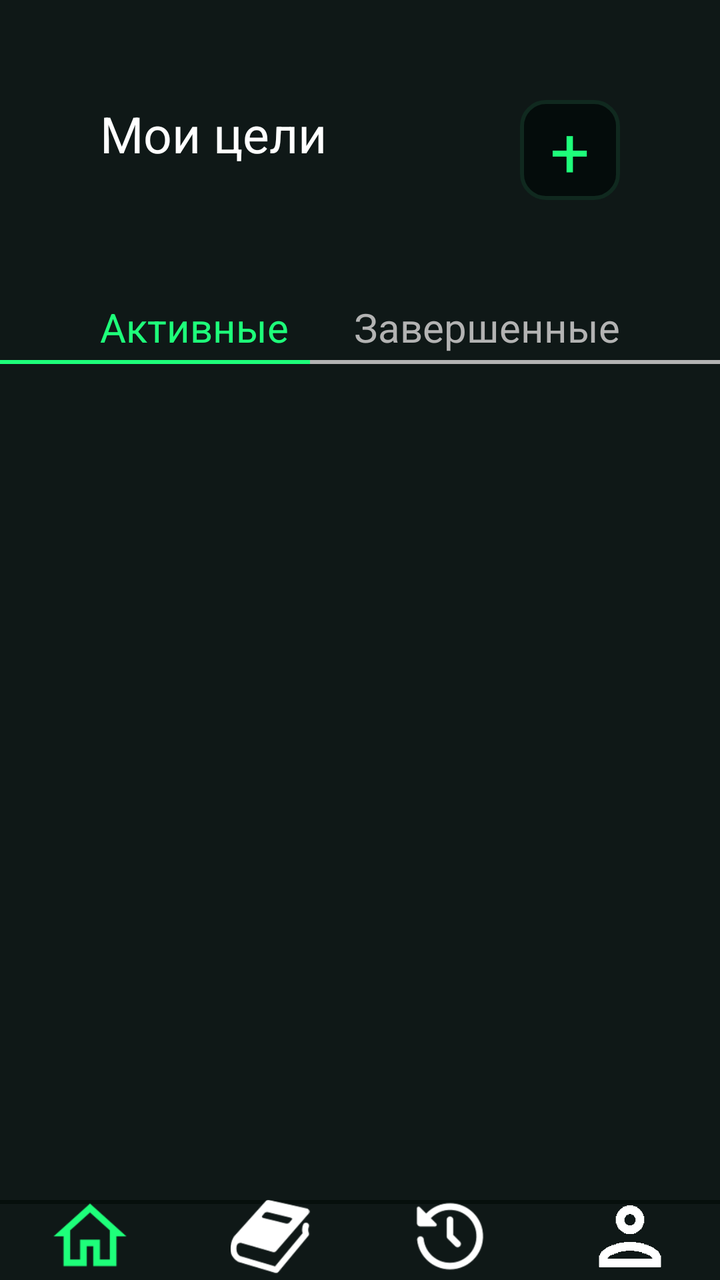
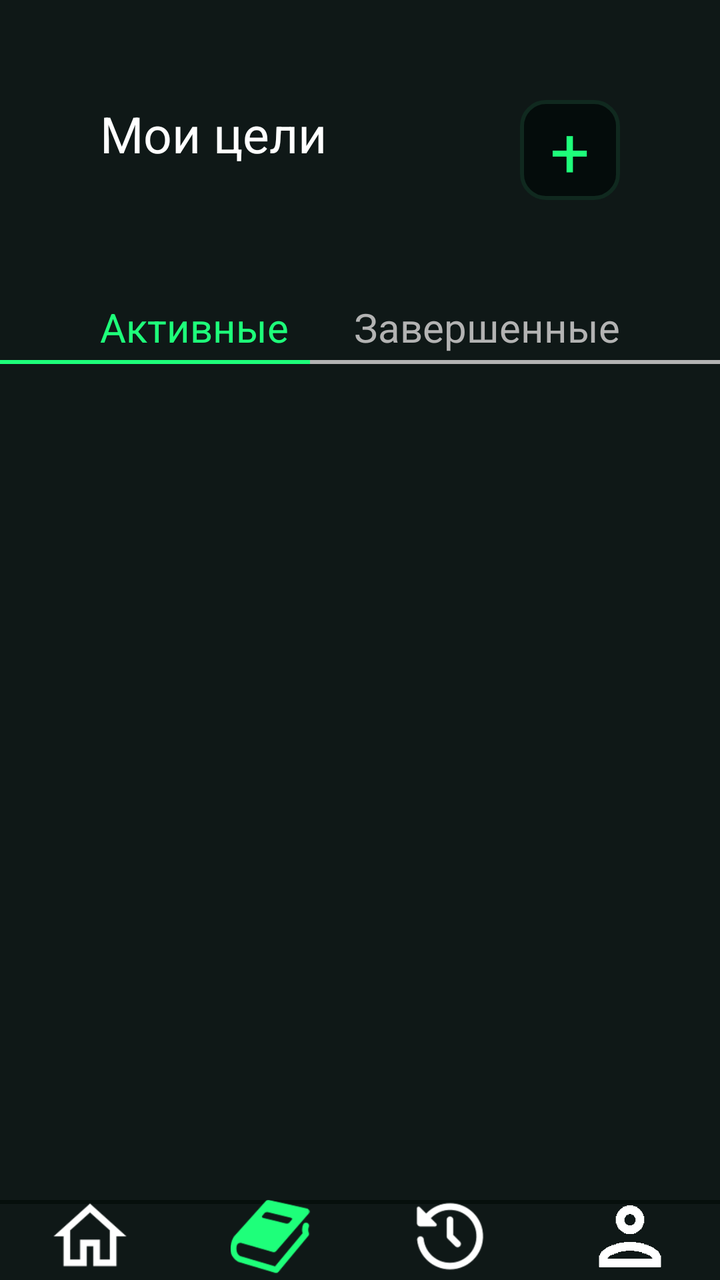

Screens rendered from an Android XML layout before and after an edit, with the pre-edit source and the edit as a unified diff.
<!-- AndroidManifest.xml: application theme Theme.Planova -->
<!-- res/layout/activity_my_goals.xml -->
<?xml version="1.0" encoding="utf-8"?>
<androidx.constraintlayout.widget.ConstraintLayout xmlns:android="http://schemas.android.com/apk/res/android"
    xmlns:app="http://schemas.android.com/apk/res-auto"
    xmlns:tools="http://schemas.android.com/tools"
    android:id="@+id/main"
    android:layout_width="match_parent"
    android:layout_height="match_parent"
    android:background="#0F1817"
    tools:context=".My_Goals">

    
    <TextView
        android:id="@+id/tvTitle"
        android:layout_width="wrap_content"
        android:layout_height="wrap_content"
        android:text="Мои цели"
        android:textSize="25sp"
        android:textColor="@color/white"
        android:layout_marginTop="50dp"
        android:layout_marginStart="50dp"
        app:layout_constraintStart_toStartOf="parent"
        app:layout_constraintTop_toTopOf="parent" />

    
    <LinearLayout
        android:id="@+id/btnAdd"
        android:layout_width="50dp"
        android:layout_height="50dp"
        android:orientation="vertical"
        android:background="@drawable/button_background"
        android:gravity="center"
        android:layout_marginTop="50dp"
        android:layout_marginEnd="50dp"
        app:layout_constraintEnd_toEndOf="parent"
        app:layout_constraintTop_toTopOf="parent">
        <TextView
            android:layout_width="wrap_content"
            android:layout_height="wrap_content"
            android:text="+"
            android:textSize="35sp"
            android:textColor="@color/neon_green" />
    </LinearLayout>

    
    <TextView
        android:id="@+id/tvActive"
        android:layout_width="wrap_content"
        android:layout_height="wrap_content"
        android:text="Активные"
        android:textColor="@color/neon_green"
        android:textSize="20sp"
        android:layout_marginTop="150dp"
        android:layout_marginStart="50dp"
        app:layout_constraintStart_toStartOf="parent"
        app:layout_constraintTop_toTopOf="parent" />

    
    <TextView
        android:id="@+id/tvCompleted"
        android:layout_width="wrap_content"
        android:layout_height="wrap_content"
        android:text="Завершенные"
        android:textColor="@color/dark_text_secondary"
        android:textSize="20sp"
        android:layout_marginTop="150dp"
        android:layout_marginEnd="50dp"
        app:layout_constraintEnd_toEndOf="parent"
        app:layout_constraintTop_toTopOf="parent" />

    
    <View
        android:id="@+id/dividerActive"
        android:layout_width="205dp"
        android:layout_height="2dp"
        android:background="@color/neon_green"
        android:layout_marginTop="180dp"
        app:layout_constraintStart_toStartOf="parent"
        app:layout_constraintTop_toTopOf="parent" />

    
    <View
        android:id="@+id/dividerCompleted"
        android:layout_width="205dp"
        android:layout_height="2dp"
        android:background="@color/dark_text_secondary"
        android:layout_marginTop="180dp"
        app:layout_constraintEnd_toEndOf="parent"
        app:layout_constraintTop_toTopOf="parent" />

    

    <androidx.recyclerview.widget.RecyclerView
        android:id="@+id/rvPlans"
        android:layout_width="416dp"
        android:layout_height="614dp"
        android:layout_marginTop="16dp"
        android:clipToPadding="false"
        android:paddingStart="16dp"
        android:paddingEnd="16dp"
        android:paddingBottom="16dp"
        app:layout_constraintBottom_toBottomOf="parent"
        app:layout_constraintEnd_toEndOf="parent"
        app:layout_constraintHorizontal_bias="0.0"
        app:layout_constraintStart_toStartOf="parent"
        app:layout_constraintTop_toBottomOf="@+id/dividerActive"
        app:layout_constraintVertical_bias="0.05" />

    
    <androidx.constraintlayout.widget.ConstraintLayout
        android:id="@+id/bottomNavigation"
        android:layout_width="match_parent"
        android:layout_height="40dp"
        android:background="@drawable/line_top"
        app:layout_constraintBottom_toBottomOf="parent"
        app:layout_constraintStart_toStartOf="parent"
        app:layout_constraintEnd_toEndOf="parent">

        <ImageView
            android:id="@+id/menu_home"
            android:layout_width="0dp"
            android:layout_height="wrap_content"
            android:layout_marginBottom="2dp"
            android:src="@drawable/ic_home"
            android:clickable="true"
            android:focusable="true"
            app:tint="@color/neon_green"
            app:layout_constraintBottom_toBottomOf="parent"
            app:layout_constraintStart_toStartOf="parent"
            app:layout_constraintEnd_toStartOf="@+id/menu_book" />

        <ImageView
            android:id="@+id/menu_book"
            android:layout_width="0dp"
            android:layout_height="wrap_content"
            android:layout_marginBottom="2dp"
            android:src="@drawable/ic_book"
            android:clickable="true"
            android:focusable="true"
            app:tint="@color/white"
            app:layout_constraintBottom_toBottomOf="parent"
            app:layout_constraintStart_toEndOf="@+id/menu_home"
            app:layout_constraintEnd_toStartOf="@+id/menu_history" />

        <ImageView
            android:id="@+id/menu_history"
            android:layout_width="0dp"
            android:layout_height="wrap_content"
            android:layout_marginBottom="2dp"
            android:src="@drawable/ic_history"
            android:clickable="true"
            android:focusable="true"
            app:tint="@color/white"
            app:layout_constraintBottom_toBottomOf="parent"
            app:layout_constraintStart_toEndOf="@+id/menu_book"
            app:layout_constraintEnd_toStartOf="@+id/menu_profile" />

        <ImageView
            android:id="@+id/menu_profile"
            android:layout_width="0dp"
            android:layout_height="wrap_content"
            android:layout_marginBottom="2dp"
            android:src="@drawable/ic_user"
            android:clickable="true"
            android:focusable="true"
            app:tint="@color/white"
            app:layout_constraintBottom_toBottomOf="parent"
            app:layout_constraintStart_toEndOf="@+id/menu_history"
            app:layout_constraintEnd_toEndOf="parent" />

    </androidx.constraintlayout.widget.ConstraintLayout>

</androidx.constraintlayout.widget.ConstraintLayout>
<!-- resources referenced by this layout -->
<resources>
  <color name="dark_text_secondary">#B3B3B3</color>
  <color name="neon_green">#1EFF7A</color>
  <color name="white">#FFFFFF</color>
  <!-- drawable button_background (drawable) -->
  <?xml version="1.0" encoding="utf-8"?>
  <shape xmlns:android="http://schemas.android.com/apk/res/android"
      android:shape="rectangle">
      
      <solid android:color="#040C0B" />
      
      <stroke
          android:width="2dp"
          android:color="#10291F" />
      
      <corners android:radius="12dp" />
  </shape>
  <!-- drawable ic_book: png bitmap (drawable, 3473 bytes) -->
  <!-- drawable ic_history: png bitmap (drawable, 3240 bytes) -->
  <!-- drawable ic_home: png bitmap (drawable, 1411 bytes) -->
  <!-- drawable ic_user: png bitmap (drawable, 6313 bytes) -->
  <!-- drawable line_top (drawable) -->
  <?xml version="1.0" encoding="utf-8"?>
  <layer-list xmlns:android="http://schemas.android.com/apk/res/android">
      
      <item android:gravity="top">
          <shape>
              <solid android:color="@color/green_black_card" />
              <size android:height="2dp" /> 
          </shape>
      </item>
  </layer-list>
  <style name="Theme.Planova" parent="Base.Theme.Planova" />
  <color name="green_black_card">#060F0C</color>
  <style name="Base.Theme.Planova" parent="Theme.Material3.Light.NoActionBar">
  
          
          <item name="colorPrimary">@color/neon_green</item>
          <item name="colorSecondary">@color/neon_green</item>
  
          
          <item name="android:windowBackground">@color/light_background</item>
  
          
          <item name="android:statusBarColor">@color/light_background</item>
          <item name="android:navigationBarColor">@color/light_background</item>
  
          
          <item name="android:textColor">@color/light_text_primary</item>
  
      </style>
  <color name="light_background">#F5F5F5</color>
  <color name="light_text_primary">#111111</color>
</resources>

<!-- the commit's change to res/layout/activity_my_goals.xml (unified diff, before → after) -->
@@ -123,7 +123,7 @@
             android:src="@drawable/ic_home"
             android:clickable="true"
             android:focusable="true"
-            app:tint="@color/neon_green"
+            app:tint="@color/white"
             app:layout_constraintBottom_toBottomOf="parent"
             app:layout_constraintStart_toStartOf="parent"
             app:layout_constraintEnd_toStartOf="@+id/menu_book" />
@@ -136,7 +136,7 @@
             android:src="@drawable/ic_book"
             android:clickable="true"
             android:focusable="true"
-            app:tint="@color/white"
+            app:tint="@color/neon_green"
             app:layout_constraintBottom_toBottomOf="parent"
             app:layout_constraintStart_toEndOf="@+id/menu_home"
             app:layout_constraintEnd_toStartOf="@+id/menu_history" />
